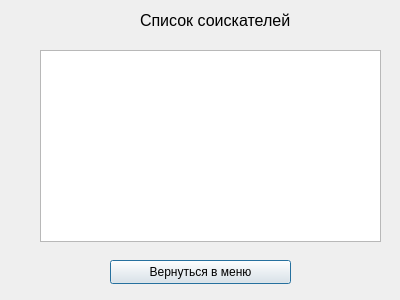
First picture: the form in temp_ui/list_applicant.ui, repository Saatarko/Auduit_test, before the edit.
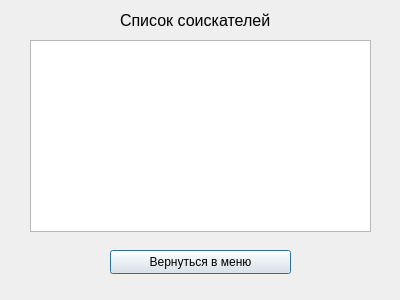
Second picture: the form after the edit.

Commit message: add application list, add test results,

The edit to the form file:
```diff
--- a/temp_ui/list_applicant.ui
+++ b/temp_ui/list_applicant.ui
@@ -16,7 +16,7 @@
   <widget class="QLabel" name="label">
    <property name="geometry">
     <rect>
-     <x>140</x>
+     <x>120</x>
      <y>0</y>
      <width>151</width>
      <height>41</height>
@@ -35,7 +35,7 @@
    <property name="geometry">
     <rect>
      <x>110</x>
-     <y>260</y>
+     <y>250</y>
      <width>181</width>
      <height>24</height>
     </rect>
@@ -47,8 +47,8 @@
   <widget class="QListWidget" name="list_applicant">
    <property name="geometry">
     <rect>
-     <x>40</x>
-     <y>50</y>
+     <x>30</x>
+     <y>40</y>
      <width>341</width>
      <height>192</height>
     </rect>
```
The commit also changes 12 other files.
